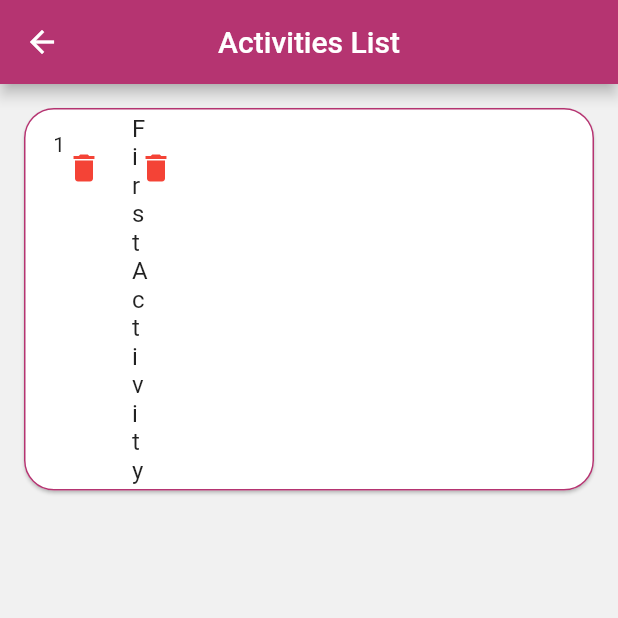
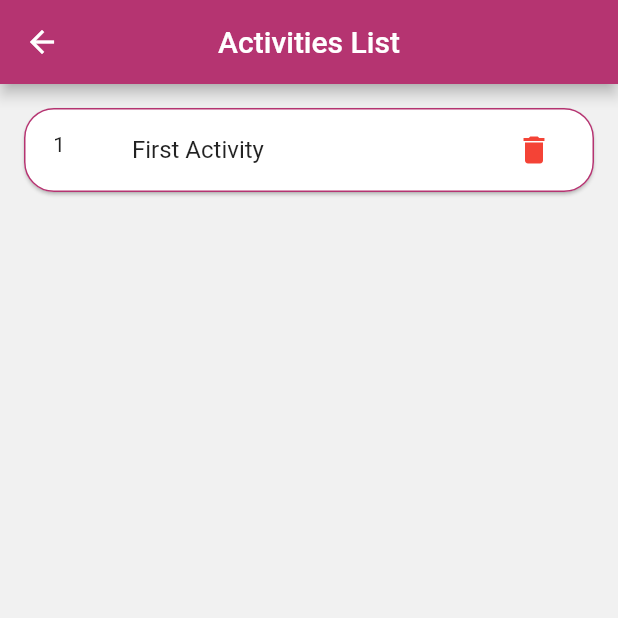
Before and after one commit to aliakar91/activities, a Flutter app: the screen it shows after launch, after a tap on "Add", after a tap on "Listeyi Görüntüle", on a phone screen of 412 x 824 dp, the top half of it. Run offline on Flutter 3.47's test engine with Material 2 defaults, Android fonts, the phone set to English and light mode, and no system bars; our stand-ins replace anim_search_bar, flutter_screenutil, get, get_storage; network calls fail.

Commit message:
Ara yüz düzenlendi

```diff
--- a/lib/modules/activities/activities_controller.dart
+++ b/lib/modules/activities/activities_controller.dart
@@ -11,6 +11,7 @@ class ActivitiesController extends GetxController {
 
   ///var addedListActivities2 = [].obs; yukarıdaki tanımlama obs (Activity Tipini belirtmek için)
   var addedListActivities = <Activity>[].obs;
+  var newlist = <Activity>[].obs;
 
   void deleteList(Activity activity) {
     storageRepository.delete(activity);
@@ -18,8 +19,7 @@ class ActivitiesController extends GetxController {
     update();
   }
 
-  void
-  readActivityList() async {
+  void readActivityList() async {
     addedListActivities.value = await storageRepository.getAll();
     update();
   }
--- a/lib/modules/activities/views/activities_view.dart
+++ b/lib/modules/activities/views/activities_view.dart
@@ -6,12 +6,15 @@ import 'package:activity_app_with_getx/modules/activities/activities_controller.
 import 'package:activity_app_with_getx/modules/activities/views/widgets/card_widgets.dart';
 import 'package:activity_app_with_getx/modules/home/home_controller.dart';
 import 'package:activity_app_with_getx/modules/home/views/home_view.dart';
+import 'package:anim_search_bar/anim_search_bar.dart';
+import 'package:flutter/cupertino.dart';
 import 'package:flutter/material.dart';
 import 'package:get/get.dart';
 import 'package:get/get_core/src/get_main.dart';
 
 class ActivityScreen extends StatelessWidget {
   final ActivitiesController controller = Get.put(ActivitiesController());
+  TextEditingController newController = TextEditingController();
 
   /// final HomeController newController = Get.find() ile başka sayfadaki controllerı bulmamız sağlanır ve
   /// newcontroller.refreshActivities(); fonksiyonunu cagırıp işlem halledilir.
@@ -30,8 +33,10 @@ class ActivityScreen extends StatelessWidget {
         print('Geri düğmesine basıldı');
         return true;
       },
-      child:GetBuilder<ActivitiesController> (builder:(_)=>  Scaffold(
+      child: GetBuilder<ActivitiesController>(
+        builder: (_) => Scaffold(
           appBar: AppBar(
+            actions: [],
             title: Text('Activities List'),
             centerTitle: true,
           ),
@@ -51,16 +56,25 @@ class ActivityScreen extends StatelessWidget {
                             style: TextStyle(fontSize: 20, color: AppColors.primary),
                           ),
                         ],
-                )),
-              ))
+                      ),
+                    ),
+                  ),
+                )
               : Padding(
                   padding: AppDimens.homeEdgeInsets,
                   child: GetBuilder<ActivitiesController>(
-                    builder: (_) => ListView(
-                          physics: BouncingScrollPhysics(),
-                          children:
-                              activities.map((activityObject) => CardWidgets(activityObject: activityObject)).toList(),
-                        )),
+                    builder: (_) => Column(
+                      children: [
+                        Expanded(
+                          child: ListView(
+                            children: activities
+                                .map((activityObject) => CardWidgets(activityObject: activityObject))
+                                .toList(),
+                          ),
+                        ),
+                      ],
+                    ),
+                  ),
                 ),
         ),
       ),
--- a/lib/modules/activities/views/widgets/card_widgets.dart
+++ b/lib/modules/activities/views/widgets/card_widgets.dart
@@ -2,6 +2,7 @@ import 'package:activity_app_with_getx/globals/styles/app_colors.dart';
 import 'package:activity_app_with_getx/globals/styles/app_dimens.dart';
 import 'package:activity_app_with_getx/models/activity.dart';
 import 'package:activity_app_with_getx/modules/activities/activities_controller.dart';
+import 'package:anim_search_bar/anim_search_bar.dart';
 import 'package:flutter/cupertino.dart';
 import 'package:flutter/material.dart';
 import 'package:get/get.dart';
@@ -9,8 +10,8 @@ import 'package:get/get_core/src/get_main.dart';
 
 class CardWidgets extends StatelessWidget {
   final Activity activityObject;
+  TextEditingController newController = TextEditingController();
   CardWidgets({required this.activityObject});
-
   final ActivitiesController controller = Get.find();
 
   @override
@@ -29,6 +30,7 @@ class CardWidgets extends StatelessWidget {
         ),
         title: Text(activityObject.activity),
         trailing: Row(
+          mainAxisSize: MainAxisSize.min,
           children: [
             IconButton(
               icon: Icon(
@@ -37,15 +39,7 @@ class CardWidgets extends StatelessWidget {
               ),
               onPressed: () {
                 controller.deleteList(activityObject);
-              },
-            ),
-            IconButton(
-              icon: Icon(
-                Icons.delete,
-                color: Colors.red,
-              ),
-              onPressed: () {
-                controller.deleteList(activityObject);
+
               },
             ),
           ],
--- a/lib/modules/home/home_controller.dart
+++ b/lib/modules/home/home_controller.dart
@@ -5,6 +5,7 @@ import 'package:get/get.dart';
 
 class HomeController extends GetxController {
   ActivityRepository activityRepository = ActivityRepository();
+  var count = 30.obs;
 
   ///ActivityRepository'de ki verileri kullanabilmek için instance oluşturuldu.
 
@@ -72,8 +73,7 @@ class HomeController extends GetxController {
     update();
   }
 
-  void controlList() async {
-
-
+  countIncrease() async {
+    count--;
   }
 }
--- a/lib/modules/home/views/home_view.dart
+++ b/lib/modules/home/views/home_view.dart
@@ -13,6 +13,7 @@ import 'widgets/card_home_widget.dart';
 
 class HomeScreen extends StatelessWidget {
   final HomeController homeController = Get.put(HomeController());
+
 
   @override
   Widget build(BuildContext context) {
@@ -69,6 +70,8 @@ class HomeScreen extends StatelessWidget {
                         : Column(),
               ),
             ),
+            Column(
+              children: [
                 MyButton(
                     text: 'Listeyi Görüntüle',
                     icon: Icons.format_list_bulleted_rounded,
@@ -78,6 +81,8 @@ class HomeScreen extends StatelessWidget {
                     }),
               ],
             ),
+          ],
+        ),
       ),
     );
   }
--- a/lib/modules/home/views/widgets/card_home_widget.dart
+++ b/lib/modules/home/views/widgets/card_home_widget.dart
@@ -8,6 +8,7 @@ import 'package:get/get.dart';
 import 'rich_text_widgets.dart';
 
 class CardHomeWidget extends StatelessWidget {
+
   final HomeController homeController;
   const  CardHomeWidget({
     Key? key,
@@ -16,6 +17,7 @@ class CardHomeWidget extends StatelessWidget {
 
   @override
   Widget build(BuildContext context) {
+
     return Card(
       elevation: 6,
       margin: AppDimens.homeEdgeInsets,
@@ -38,7 +40,7 @@ class CardHomeWidget extends StatelessWidget {
                     ),
                     RichTextWidgets(
                       textTitle: 'Type: ',
-                      textActivity: homeController.showActivity.type,
+                      textActivity: homeController.showActivity.type.toCapitalized(),
                     ),
                     RichTextWidgets(
                       textTitle: 'Participants: ',
@@ -86,4 +88,9 @@ class CardHomeWidget extends StatelessWidget {
       ),
     );
   }
+
 }
+extension StringCasingExtension on String {
+  String toCapitalized() => length > 0 ? '${this[0].toUpperCase()}${substring(1).toLowerCase()}' : '';
+// String toTitleCase() => replaceAll(RegExp(' +'), ' ').split(' ').map((str) => str.toCapitalized()).join(' ');
+}
--- a/lib/modules/splash/views/splash_view.dart
+++ b/lib/modules/splash/views/splash_view.dart
@@ -1,3 +1,4 @@
+import 'package:activity_app_with_getx/globals/styles/app_colors.dart';
 import 'package:flutter/material.dart';
 import 'package:get/get.dart';
 import 'package:get/get_core/src/get_main.dart';
@@ -12,6 +13,7 @@ class SplashScreen extends StatelessWidget {
   @override
   Widget build(BuildContext context) {
     return Scaffold(
+      backgroundColor:AppColors.primary,
       body: Center(
         child: Text(
           Strings.appName,
--- a/pubspec.yaml
+++ b/pubspec.yaml
@@ -21,6 +21,7 @@ dependencies:
   google_fonts: ^2.3.1
   http: ^0.13.4
   cupertino_icons: ^1.0.2
+  anim_search_bar: ^2.0.2
 
 
 dev_dependencies:
```
Also changed, not shown: pubspec.lock. Lines whose indentation alone changed are shown as unchanged.
